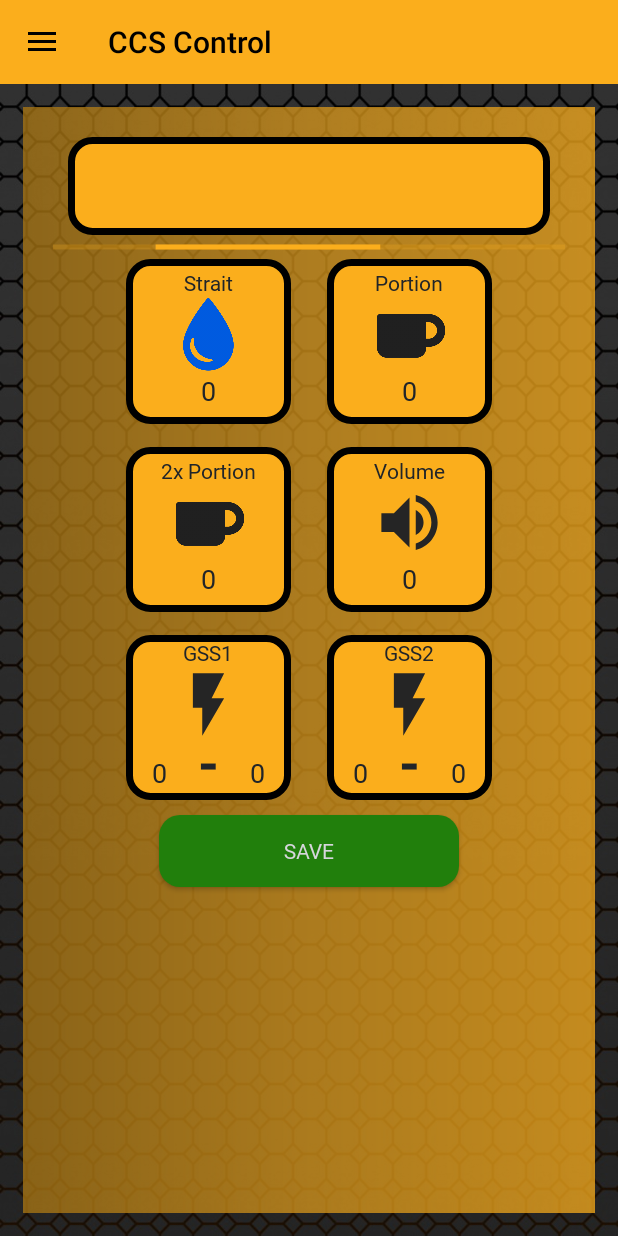
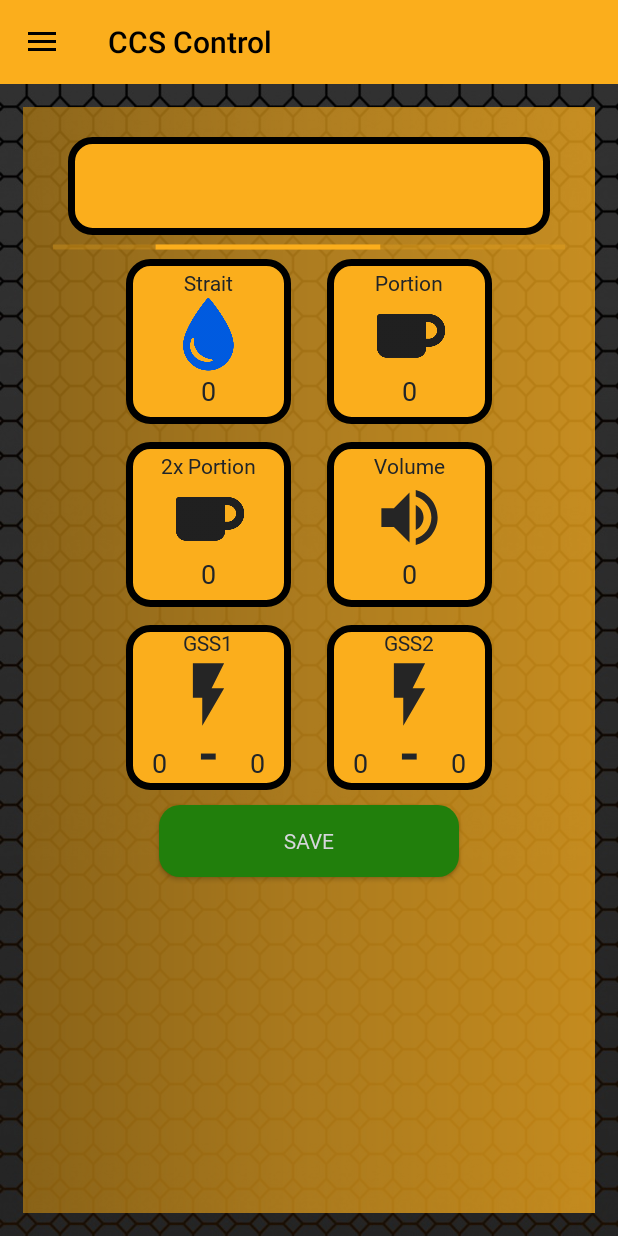
Before and after one commit to Isopodus/CCSControl, an Android app: the fragment SettingsFragment placed in its activity, on a phone screen of 412 x 824 dp. Run offline under Robolectric (Android 15) with nearby library versions, the phone set to English and light mode, and no system bars; libraries missing offline, so code that uses them is left out: khttp.post; 11 statements that could not run were skipped.

Commit message:
-Added functionality of the save button in the settings menu -Minor improvements

```diff
--- a/app/src/main/java/com/isopodus/ccscontrol/InfoFragment.kt
+++ b/app/src/main/java/com/isopodus/ccscontrol/InfoFragment.kt
@@ -6,6 +6,7 @@ import android.content.SharedPreferences
 import android.content.res.Resources
 import android.os.Bundle
 import android.support.v4.app.Fragment
+import android.support.v4.widget.SwipeRefreshLayout
 import android.util.Log
 import android.view.*
 import android.widget.Toast
@@ -24,7 +25,7 @@ import org.json.JSONException
 import kotlinx.android.synthetic.main.activity_main.*
 
 
-class InfoFragment : Fragment()/*, SwipeRefreshLayout.OnRefreshListener*/ {
+class InfoFragment : Fragment(), SwipeRefreshLayout.OnRefreshListener {
 
     private val host = "http://ccsystem.in/stat2/ccscontrol/"
     private lateinit var sp: SharedPreferences
@@ -35,6 +36,7 @@ class InfoFragment : Fragment()/*, SwipeRefreshLayout.OnRefreshListener*/ {
 
     private var listener: MainActivityListener? = null
 
+    @Suppress("OverridingDeprecatedMember", "DEPRECATION")
     override fun onAttach(activity: Activity?) {
         super.onAttach(activity)
         if (activity is MainActivityListener) {
@@ -47,13 +49,16 @@ class InfoFragment : Fragment()/*, SwipeRefreshLayout.OnRefreshListener*/ {
         savedInstanceState: Bundle?
     ): View? {
         val view =  inflater.inflate(R.layout.fragment_info, container, false)
-        sdf = SimpleDateFormat("yyyy-MM-dd")
-        sdfIn = SimpleDateFormat("yyyy-MM-dd HH:mm:ss")
-        sdfOut = SimpleDateFormat("HH:mm:ss dd-MM-yyyy")
+        sdf = SimpleDateFormat("yyyy-MM-dd", Locale.ENGLISH)
+        sdfIn = SimpleDateFormat("yyyy-MM-dd HH:mm:ss", Locale.ENGLISH)
+        sdfOut = SimpleDateFormat("HH:mm:ss dd-MM-yyyy", Locale.ENGLISH)
 
         //load preferences
         sp = activity!!.getSharedPreferences("SP", Context.MODE_PRIVATE)
         username = sp.getString("USERNAME", "null")
+
+        //set refresh listener
+        view.refresh.setOnRefreshListener(this)
 
         return view
     }
@@ -66,6 +71,10 @@ class InfoFragment : Fragment()/*, SwipeRefreshLayout.OnRefreshListener*/ {
     override fun onActivityCreated(savedInstanceState: Bundle?) {
         super.onActivityCreated(savedInstanceState)
         listener!!.setOpenedMenu(R.id.nav_home)
+    }
+
+    override fun onRefresh() {
+        getInfo(Date())
     }
 
     fun getInfo(date : Date) {
@@ -163,6 +172,9 @@ class InfoFragment : Fragment()/*, SwipeRefreshLayout.OnRefreshListener*/ {
                             }
                         }
 
+                        //make progress bar invisible
+                        if(refresh != null)
+                            refresh.isRefreshing = false
                         if(progressBar != null)
                             progressBar.visibility = View.GONE
                     }
@@ -173,6 +185,8 @@ class InfoFragment : Fragment()/*, SwipeRefreshLayout.OnRefreshListener*/ {
                         context,
                         getString(R.string.toast_server),
                         Toast.LENGTH_SHORT).show()
+                    if(refresh != null)
+                        refresh.isRefreshing = false
                 }
             } catch (e: UnknownHostException) {
                 activity!!.runOnUiThread {
@@ -180,6 +194,8 @@ class InfoFragment : Fragment()/*, SwipeRefreshLayout.OnRefreshListener*/ {
                         context,
                         getString(R.string.toast_network),
                         Toast.LENGTH_SHORT).show()
+                    if(refresh != null)
+                        refresh.isRefreshing = false
                 }
             } catch (e: ConnectException) {
                 activity!!.runOnUiThread {
@@ -188,9 +204,13 @@ class InfoFragment : Fragment()/*, SwipeRefreshLayout.OnRefreshListener*/ {
                         getString(R.string.toast_network),
                         Toast.LENGTH_SHORT
                     ).show()
+                    if(refresh != null)
+                        refresh.isRefreshing = false
                 }
             } catch (e: Exception) {
                 Log.d("ERR", e.toString())
+                if(refresh != null)
+                    refresh.isRefreshing = false
             }
         }
     }
--- a/app/src/main/java/com/isopodus/ccscontrol/MainActivity.kt
+++ b/app/src/main/java/com/isopodus/ccscontrol/MainActivity.kt
@@ -31,7 +31,7 @@ class MainActivity : AppCompatActivity(), NavigationView.OnNavigationItemSelecte
 
     private val host = "http://ccsystem.in/stat2/ccscontrol/"
 
-    lateinit var sp: SharedPreferences
+    private lateinit var sp: SharedPreferences
     private var countersArray = ArrayList<String>()
     private var keysStates = ArrayList<Int>()
     private var isActive = true
--- a/app/src/main/res/layout/fragment_settings.xml
+++ b/app/src/main/res/layout/fragment_settings.xml
@@ -49,7 +49,8 @@
                             android:layout_height="110dp" android:background="@drawable/rounded_rectangle"
                             android:layout_width="110dp"
                             android:gravity="center" android:layout_marginRight="12dp"
-                            android:layout_marginLeft="12dp" android:layout_marginBottom="15dp" android:paddingBottom="6dp"
+                            android:layout_marginLeft="12dp" android:layout_marginBottom="12dp"
+                            android:paddingBottom="6dp"
                             android:paddingLeft="4dp" android:paddingRight="4dp" android:paddingTop="2dp">
                         <TextView
                                 android:text="@string/settings_strait_time"
@@ -76,7 +77,8 @@
                             android:layout_height="110dp" android:background="@drawable/rounded_rectangle"
                             android:layout_width="110dp"
                             android:gravity="center" android:layout_marginRight="12dp"
-                            android:layout_marginLeft="12dp" android:layout_marginBottom="15dp" android:paddingBottom="6dp"
+                            android:layout_marginLeft="12dp" android:layout_marginBottom="12dp"
+                            android:paddingBottom="6dp"
                             android:paddingLeft="4dp" android:paddingRight="4dp" android:paddingTop="2dp">
                         <TextView
                                 android:text="@string/settings_portion_time"
@@ -106,7 +108,8 @@
                             android:layout_height="110dp" android:background="@drawable/rounded_rectangle"
                             android:layout_width="110dp"
                             android:gravity="center" android:layout_marginRight="12dp"
-                            android:layout_marginLeft="12dp" android:layout_marginBottom="15dp" android:paddingBottom="6dp"
+                            android:layout_marginLeft="12dp" android:layout_marginBottom="12dp"
+                            android:paddingBottom="6dp"
                             android:paddingLeft="4dp" android:paddingRight="4dp" android:paddingTop="2dp">
                         <TextView
                                 android:text="@string/settings_max_portion_time"
@@ -133,7 +136,8 @@
                             android:layout_height="110dp" android:background="@drawable/rounded_rectangle"
                             android:layout_width="110dp"
                             android:gravity="center" android:layout_marginRight="12dp"
-                            android:layout_marginLeft="12dp" android:layout_marginBottom="15dp" android:paddingBottom="6dp"
+                            android:layout_marginLeft="12dp" android:layout_marginBottom="12dp"
+                            android:paddingBottom="6dp"
                             android:paddingLeft="4dp" android:paddingRight="4dp" android:paddingTop="2dp">
                         <TextView
                                 android:text="@string/settings_volume"
@@ -143,7 +147,8 @@
                                 android:textColor="@color/colorPrimaryDark"/>
                         <ImageView
                                 android:layout_width="50dp"
-                                android:layout_height="50dp" android:id="@+id/imageView17" android:tint="@color/colorCup"
+                                android:layout_height="50dp" android:id="@+id/imageView17"
+                                android:tint="@color/colorCup"
                                 app:srcCompat="@drawable/ic_volume_up_black_24dp"/>
                         <EditText
                                 android:layout_width="match_parent"
--- a/app/src/main/res/values/strings.xml
+++ b/app/src/main/res/values/strings.xml
@@ -20,7 +20,9 @@
     <!--TOAST-->
     <string name="toast_network">Unable to get data, check network connection</string>
     <string name="toast_server">Server inaccessible, try again later</string>
-
+    <string name="toast_data_sent_ok">Data send successfully</string>
+    <string name="toast_data_sent_err">There was an error trying to send data</string>
+    <string name="toast_data_sent_nokey">Key is not inserted, data wasn\'t sent</string>
     <!--EMAIL-->
     <string name="email_email">Send email</string>
     <string name="email_message1">Message from</string>
```
Also changed, not shown: app/src/main/java/com/isopodus/ccscontrol/LoginActivity.kt (+3 -4 lines), app/src/main/java/com/isopodus/ccscontrol/SettingsFragment.kt (+92 -7 lines), app/src/main/java/com/isopodus/ccscontrol/SettingsSpinnerAdapter.kt (+6 -2 lines), app/src/main/java/com/isopodus/ccscontrol/StateFragment.kt (+14 -5 lines), 2 other files.
